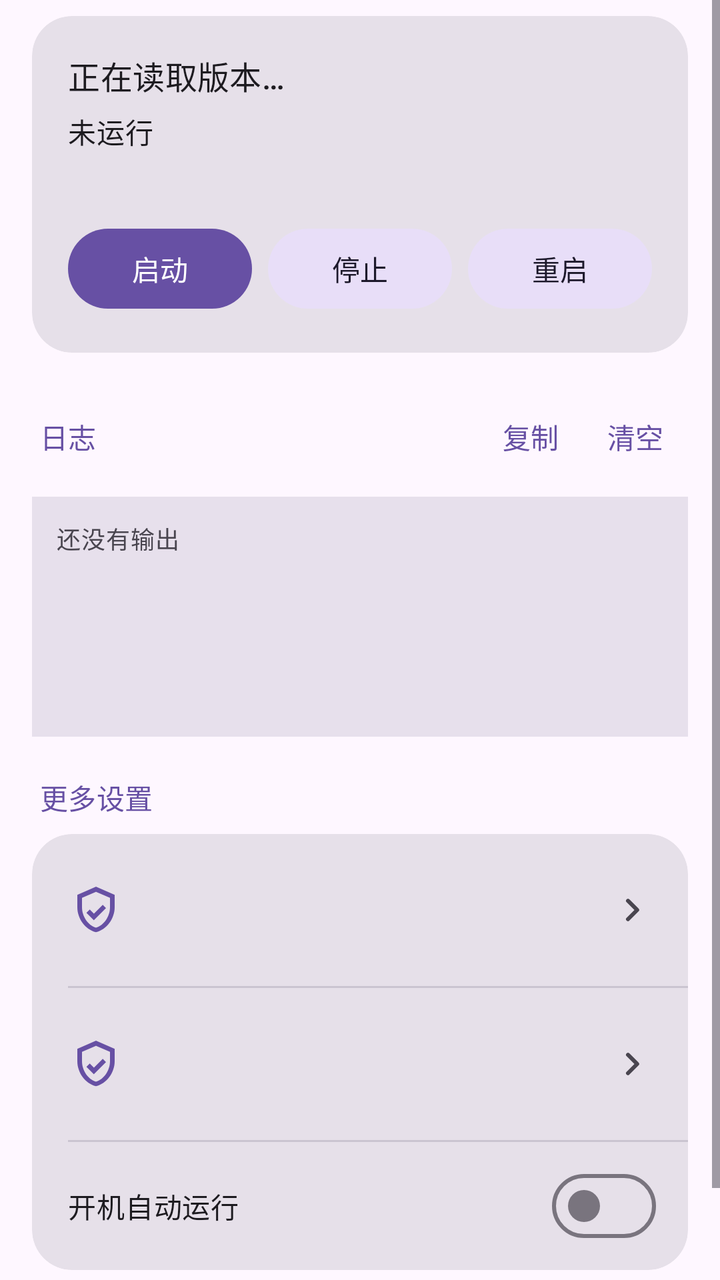
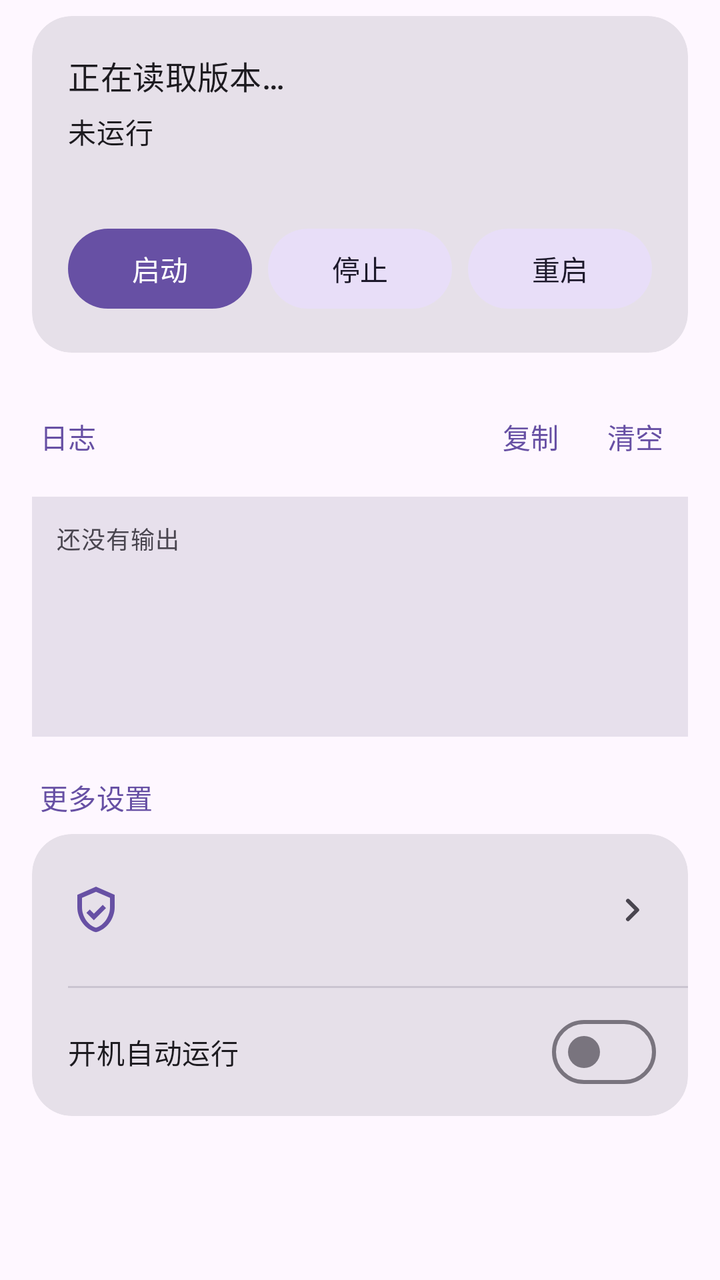

The first picture is an Android layout as it rendered before a commit; the second is the same layout after the commit. The layout source and the unified diff follow.
<!-- AndroidManifest.xml: application theme Theme.HyperOSMod -->
<!-- res/layout/fragment_singbox.xml -->
<?xml version="1.0" encoding="utf-8"?>
<ScrollView xmlns:android="http://schemas.android.com/apk/res/android"
    xmlns:app="http://schemas.android.com/apk/res-auto"
    android:layout_width="match_parent"
    android:layout_height="match_parent"
    android:clipToPadding="false"
    android:paddingBottom="28dp">

    <LinearLayout
        android:layout_width="match_parent"
        android:layout_height="wrap_content"
        android:orientation="vertical"
        android:paddingStart="16dp"
        android:paddingTop="8dp"
        android:paddingEnd="16dp">

        
        <com.google.android.material.card.MaterialCardView
            style="@style/Widget.Material3.CardView.Filled"
            android:layout_width="match_parent"
            android:layout_height="wrap_content"
            app:cardCornerRadius="20dp"
            app:cardElevation="0dp">

            <LinearLayout
                android:layout_width="match_parent"
                android:layout_height="wrap_content"
                android:orientation="vertical"
                android:padding="18dp">

                <TextView
                    android:id="@+id/status_version"
                    android:layout_width="match_parent"
                    android:layout_height="wrap_content"
                    android:text="@string/singbox_state_version_unknown"
                    android:textAppearance="?attr/textAppearanceTitleMedium" />

                <TextView
                    android:id="@+id/status_run"
                    android:layout_width="match_parent"
                    android:layout_height="wrap_content"
                    android:layout_marginTop="6dp"
                    android:text="@string/singbox_state_stopped"
                    android:textAppearance="?attr/textAppearanceBodyMedium" />

                <TextView
                    android:id="@+id/status_root"
                    android:layout_width="match_parent"
                    android:layout_height="wrap_content"
                    android:layout_marginTop="4dp"
                    android:textAppearance="?attr/textAppearanceBodySmall" />

                <ProgressBar
                    android:id="@+id/progress_indicator"
                    style="?android:attr/progressBarStyleHorizontal"
                    android:layout_width="match_parent"
                    android:layout_height="3dp"
                    android:layout_marginTop="10dp"
                    android:indeterminate="true"
                    android:visibility="gone" />

                <LinearLayout
                    android:layout_width="match_parent"
                    android:layout_height="wrap_content"
                    android:layout_marginTop="14dp"
                    android:orientation="horizontal">

                    <com.google.android.material.button.MaterialButton
                        android:id="@+id/btn_start"
                        style="@style/Widget.Material3.Button"
                        android:layout_width="0dp"
                        android:layout_height="wrap_content"
                        android:layout_weight="1"
                        android:text="@string/singbox_start" />

                    <com.google.android.material.button.MaterialButton
                        android:id="@+id/btn_stop"
                        style="@style/Widget.Material3.Button.TonalButton"
                        android:layout_width="0dp"
                        android:layout_height="wrap_content"
                        android:layout_marginStart="8dp"
                        android:layout_weight="1"
                        android:text="@string/singbox_stop" />

                    <com.google.android.material.button.MaterialButton
                        android:id="@+id/btn_restart"
                        style="@style/Widget.Material3.Button.TonalButton"
                        android:layout_width="0dp"
                        android:layout_height="wrap_content"
                        android:layout_marginStart="8dp"
                        android:layout_weight="1"
                        android:text="@string/singbox_restart" />
                </LinearLayout>
            </LinearLayout>
        </com.google.android.material.card.MaterialCardView>

        
        <LinearLayout
            android:layout_width="match_parent"
            android:layout_height="wrap_content"
            android:layout_marginStart="4dp"
            android:layout_marginTop="18dp"
            android:layout_marginBottom="6dp"
            android:gravity="center_vertical"
            android:orientation="horizontal">

            <TextView
                android:layout_width="0dp"
                android:layout_height="wrap_content"
                android:layout_weight="1"
                android:text="@string/singbox_log_title"
                android:textAppearance="?attr/textAppearanceTitleSmall"
                android:textColor="?attr/colorPrimary" />

            <com.google.android.material.button.MaterialButton
                android:id="@+id/btn_log_copy"
                style="@style/Widget.Material3.Button.TextButton"
                android:layout_width="wrap_content"
                android:layout_height="wrap_content"
                android:minWidth="0dp"
                android:text="@string/singbox_log_copy" />

            <com.google.android.material.button.MaterialButton
                android:id="@+id/btn_log_clear"
                style="@style/Widget.Material3.Button.TextButton"
                android:layout_width="wrap_content"
                android:layout_height="wrap_content"
                android:minWidth="0dp"
                android:text="@string/singbox_log_clear" />
        </LinearLayout>

        <ScrollView
            android:id="@+id/log_scroll"
            android:layout_width="match_parent"
            android:layout_height="120dp"
            android:background="?attr/colorSurfaceVariant"
            android:padding="12dp"
            android:scrollbars="vertical">

            <TextView
                android:id="@+id/output"
                android:layout_width="match_parent"
                android:layout_height="wrap_content"
                android:fontFamily="monospace"
                android:text="@string/singbox_log_empty"
                android:textAppearance="?attr/textAppearanceBodySmall"
                android:textColor="?attr/colorOnSurfaceVariant"
                android:textIsSelectable="true" />
        </ScrollView>

        
        <TextView
            android:layout_width="match_parent"
            android:layout_height="wrap_content"
            android:layout_marginStart="4dp"
            android:layout_marginTop="20dp"
            android:layout_marginBottom="8dp"
            android:text="@string/singbox_section_more"
            android:textAppearance="?attr/textAppearanceTitleSmall"
            android:textColor="?attr/colorPrimary" />

        <com.google.android.material.card.MaterialCardView
            style="@style/Widget.Material3.CardView.Filled"
            android:layout_width="match_parent"
            android:layout_height="wrap_content"
            app:cardCornerRadius="20dp"
            app:cardElevation="0dp">

            <LinearLayout
                android:layout_width="match_parent"
                android:layout_height="wrap_content"
                android:orientation="vertical">

                <include
                    android:id="@+id/row_version"
                    layout="@layout/row_apps" />

                <View
                    android:layout_width="match_parent"
                    android:layout_height="1dp"
                    android:layout_marginStart="18dp"
                    android:background="?attr/colorOutlineVariant" />

                <include
                    android:id="@+id/row_config"
                    layout="@layout/row_apps" />

                <View
                    android:layout_width="match_parent"
                    android:layout_height="1dp"
                    android:layout_marginStart="18dp"
                    android:background="?attr/colorOutlineVariant" />

                <com.google.android.material.materialswitch.MaterialSwitch
                    android:id="@+id/switch_autostart"
                    android:layout_width="match_parent"
                    android:layout_height="wrap_content"
                    android:minHeight="64dp"
                    android:paddingStart="18dp"
                    android:paddingTop="12dp"
                    android:paddingEnd="16dp"
                    android:paddingBottom="12dp"
                    android:text="@string/singbox_autostart" />
            </LinearLayout>
        </com.google.android.material.card.MaterialCardView>

        <TextView
            android:id="@+id/autostart_hint"
            android:layout_width="match_parent"
            android:layout_height="wrap_content"
            android:layout_marginStart="4dp"
            android:layout_marginTop="8dp"
            android:textAppearance="?attr/textAppearanceBodySmall"
            android:textColor="?attr/colorOnSurfaceVariant" />
    </LinearLayout>
</ScrollView>
<!-- res/layout/row_apps.xml (included above) -->
<?xml version="1.0" encoding="utf-8"?>
<LinearLayout xmlns:android="http://schemas.android.com/apk/res/android"
    android:layout_width="match_parent"
    android:layout_height="wrap_content"
    android:background="?attr/selectableItemBackground"
    android:gravity="center_vertical"
    android:minHeight="76dp"
    android:orientation="horizontal"
    android:paddingStart="18dp"
    android:paddingTop="12dp"
    android:paddingEnd="16dp"
    android:paddingBottom="12dp">

    <ImageView
        android:layout_width="28dp"
        android:layout_height="28dp"
        android:layout_marginEnd="16dp"
        android:contentDescription="@null"
        android:src="@drawable/ic_shield"
        android:tint="?attr/colorPrimary" />

    <LinearLayout
        android:layout_width="0dp"
        android:layout_height="wrap_content"
        android:layout_weight="1"
        android:orientation="vertical">

        <TextView
            android:id="@+id/title"
            android:layout_width="match_parent"
            android:layout_height="wrap_content"
            android:textAppearance="?attr/textAppearanceBodyLarge"
            android:textColor="?attr/colorOnSurface" />

        <TextView
            android:id="@+id/summary"
            android:layout_width="match_parent"
            android:layout_height="wrap_content"
            android:layout_marginTop="2dp"
            android:textAppearance="?attr/textAppearanceBodySmall"
            android:textColor="?attr/colorOnSurfaceVariant" />
    </LinearLayout>

    <ImageView
        android:layout_width="24dp"
        android:layout_height="24dp"
        android:layout_marginStart="12dp"
        android:contentDescription="@null"
        android:src="@drawable/ic_chevron_right"
        android:tint="?attr/colorOnSurfaceVariant" />
</LinearLayout>
<!-- resources referenced by this layout -->
<resources>
  <!-- drawable ic_chevron_right (drawable) -->
  <?xml version="1.0" encoding="utf-8"?>
  <vector xmlns:android="http://schemas.android.com/apk/res/android"
      android:width="24dp"
      android:height="24dp"
      android:viewportWidth="24"
      android:viewportHeight="24">
      <path
          android:fillColor="#FFFFFFFF"
          android:pathData="M9.29,6.71a1,1 0 0 0 0,1.41L13.17,12l-3.88,3.88a1,1 0 1 0 1.42,1.41l4.58,-4.58a1,1 0 0 0 0,-1.42l-4.58,-4.58a1,1 0 0 0 -1.42,0z" />
  </vector>
  <!-- drawable ic_shield (drawable) -->
  <?xml version="1.0" encoding="utf-8"?>
  <vector xmlns:android="http://schemas.android.com/apk/res/android"
      android:width="24dp"
      android:height="24dp"
      android:viewportWidth="24"
      android:viewportHeight="24">
      <path
          android:fillColor="#FFFFFFFF"
          android:pathData="M12,2L4,5.5v5.25c0,4.95 3.4,9.57 8,10.75c4.6,-1.18 8,-5.8 8,-10.75V5.5L12,2zM12,4.18l6,2.63v3.94c0,3.95 -2.55,7.7 -6,8.85c-3.45,-1.15 -6,-4.9 -6,-8.85V6.81l6,-2.63z" />
      <path
          android:fillColor="#FFFFFFFF"
          android:pathData="M11.1,13.6l-1.8,-1.8l-1.4,1.4l3.2,3.2l5.2,-5.2l-1.4,-1.4z" />
  </vector>
  <string name="singbox_autostart">开机自动运行</string>
  <string name="singbox_log_clear">清空</string>
  <string name="singbox_log_copy">复制</string>
  <string name="singbox_log_empty">还没有输出</string>
  <string name="singbox_log_title">日志</string>
  <string name="singbox_restart">重启</string>
  <string name="singbox_section_more">更多设置</string>
  <string name="singbox_start">启动</string>
  <string name="singbox_state_stopped">未运行</string>
  <string name="singbox_state_version_unknown">正在读取版本…</string>
  <string name="singbox_stop">停止</string>
  <style name="Theme.HyperOSMod" parent="Theme.Material3.DayNight.NoActionBar">
          <item name="android:windowActionModeOverlay">true</item>
          <item name="android:windowNoTitle">true</item>
          <item name="android:windowLightStatusBar">true</item>
          <item name="android:windowLightNavigationBar">true</item>
      </style>
</resources>

<!-- the commit's change to res/layout/fragment_singbox.xml (unified diff, before → after) -->
@@ -170,16 +170,6 @@
                 android:layout_width="match_parent"
                 android:layout_height="wrap_content"
                 android:orientation="vertical">
-
-                <include
-                    android:id="@+id/row_version"
-                    layout="@layout/row_apps" />
-
-                <View
-                    android:layout_width="match_parent"
-                    android:layout_height="1dp"
-                    android:layout_marginStart="18dp"
-                    android:background="?attr/colorOutlineVariant" />
 
                 <include
                     android:id="@+id/row_config"
